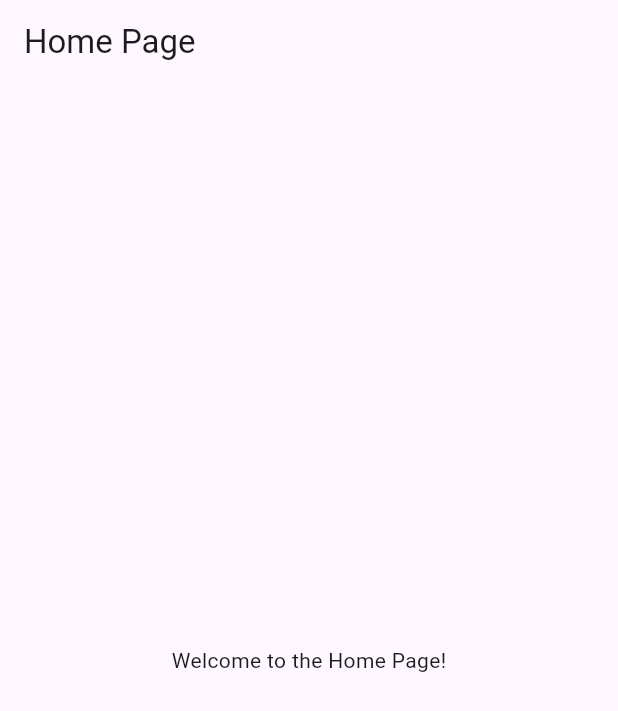
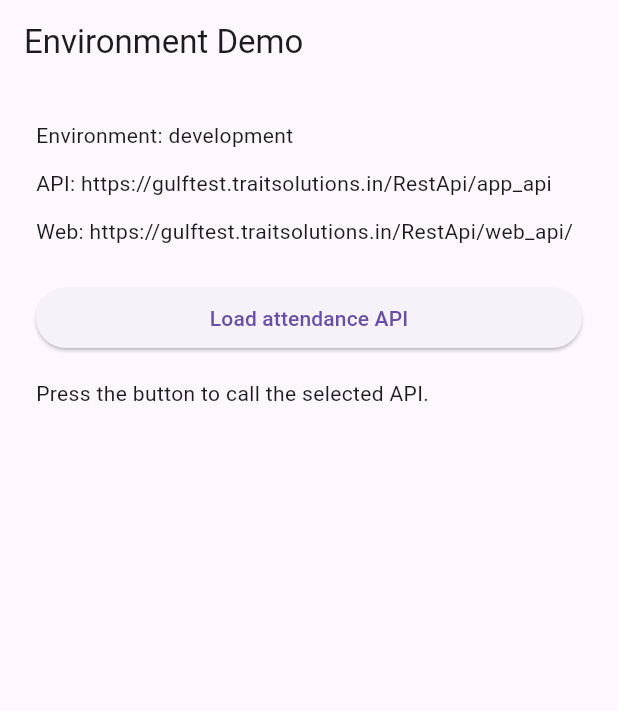
Before and after one commit to Muthamilselvanv/flutter_ci_cd, a Flutter app: the screen it shows after launch, on a phone screen of 412 x 824 dp. Shown: the top 711 px of the screen. Run offline on Flutter 3.47's test engine with Material 3 defaults, Android fonts, the phone set to English and light mode, and no system bars; our stand-ins replace get.

Commit message:
Update one
First updat

```diff
--- /dev/null
+++ b/lib/config/app_config.dart
@@ -0,0 +1,21 @@
+/// Values injected at compile time with `--dart-define`.
+///
+/// Do not put secrets here: values compiled into a mobile app can be extracted.
+class AppConfig {
+  const AppConfig._();
+
+  static const String environment = String.fromEnvironment(
+    'APP_ENV',
+    defaultValue: 'development',
+  );
+
+  static const String apiBaseUrl = String.fromEnvironment(
+    'API_BASE_URL',
+    defaultValue: 'https://gulftest.traitsolutions.in/RestApi/app_api',
+  );
+
+  static const String webBaseUrl = String.fromEnvironment(
+    'WEB_BASE_URL',
+    defaultValue: 'https://gulftest.traitsolutions.in/RestApi/web_api/',
+  );
+}
--- /dev/null
+++ b/lib/core/errors/api_exception.dart
@@ -0,0 +1,9 @@
+class ApiException implements Exception {
+  const ApiException(this.message, {this.statusCode});
+
+  final String message;
+  final int? statusCode;
+
+  @override
+  String toString() => message;
+}
--- a/lib/home/home.dart
+++ b/lib/home/home.dart
@@ -1,18 +1,58 @@
 import 'package:flutter/material.dart';
+import 'package:flutter_ci_cd/config/app_config.dart';
+import 'package:flutter_ci_cd/home/home_controller.dart';
+import 'package:get/get.dart';
 
-class HomePage extends StatefulWidget {
+class HomePage extends GetView<HomeController> {
   const HomePage({super.key});
 
   @override
-  State<HomePage> createState() => _HomePageState();
-}
-
-class _HomePageState extends State<HomePage> {
-  @override
   Widget build(BuildContext context) {
     return Scaffold(
-      appBar: AppBar(title: const Text('Home Page')),
-      body: const Center(child: Text('Welcome to the Home Page!')),
+      appBar: AppBar(title: const Text('Environment Demo')),
+      body: Padding(
+        padding: const EdgeInsets.all(24),
+        child: ListView(
+          children: [
+            const Text('Environment: ${AppConfig.environment}'),
+            const SizedBox(height: 12),
+            const Text('API: ${AppConfig.apiBaseUrl}'),
+            const SizedBox(height: 12),
+            const Text('Web: ${AppConfig.webBaseUrl}'),
+            const SizedBox(height: 24),
+            ElevatedButton(
+              onPressed: controller.loadAttendance,
+              child: const Text('Load attendance API'),
+            ),
+            const SizedBox(height: 16),
+            Obx(() => _buildApiState()),
+          ],
+        ),
+      ),
     );
   }
+
+  Widget _buildApiState() {
+    switch (controller.status.value) {
+      case ApiStatus.idle:
+        return const Text('Press the button to call the selected API.');
+      case ApiStatus.loading:
+        return const Center(child: CircularProgressIndicator());
+      case ApiStatus.success:
+        return SelectableText(controller.responseText.value);
+      case ApiStatus.error:
+        return Column(
+          children: [
+            Text(
+              controller.errorMessage.value,
+              style: const TextStyle(color: Colors.red),
+            ),
+            TextButton(
+              onPressed: controller.loadAttendance,
+              child: const Text('Retry'),
+            ),
+          ],
+        );
+    }
+  }
 }
--- /dev/null
+++ b/lib/home/home_controller.dart
@@ -0,0 +1,51 @@
+import 'dart:async';
+import 'dart:convert';
+import 'dart:io';
+import 'package:flutter_ci_cd/core/errors/api_exception.dart';
+import 'package:flutter_ci_cd/services/api_service.dart';
+import 'package:get/get.dart';
+import 'package:get/get_connect/http/src/exceptions/exceptions.dart';
+
+enum ApiStatus { idle, loading, success, error }
+
+class HomeController extends GetxController {
+  HomeController(this._apiService);
+
+  final ApiService _apiService;
+
+  final status = ApiStatus.idle.obs;
+  final responseText = ''.obs;
+  final errorMessage = ''.obs;
+
+  Future<void> loadAttendance() async {
+    status.value = ApiStatus.loading;
+    errorMessage.value = '';
+
+    try {
+      final data = await _apiService.getAttendanceList();
+      responseText.value = const JsonEncoder.withIndent('  ').convert(data);
+      status.value = ApiStatus.success;
+    } on ApiException catch (error) {
+      final code = error.statusCode;
+      errorMessage.value = code == null
+          ? error.message
+          : 'Request failed ($code): ${error.message}';
+      status.value = ApiStatus.error;
+    } on TimeoutException {
+      errorMessage.value = 'The request timed out. Please try again.';
+      status.value = ApiStatus.error;
+    } on SocketException {
+      errorMessage.value = 'No internet connection.';
+      status.value = ApiStatus.error;
+    } on GetHttpException catch (error) {
+      errorMessage.value = 'Network error: ${error.message}';
+      status.value = ApiStatus.error;
+    } on FormatException {
+      errorMessage.value = 'The server returned invalid data.';
+      status.value = ApiStatus.error;
+    } catch (_) {
+      errorMessage.value = 'Something went wrong. Please try again.';
+      status.value = ApiStatus.error;
+    }
+  }
+}
--- a/lib/main.dart
+++ b/lib/main.dart
@@ -1,5 +1,7 @@
 import 'package:flutter/material.dart';
+import 'package:flutter_ci_cd/home/home_binding.dart';
 import 'package:flutter_ci_cd/home/home.dart';
+import 'package:get/get.dart';
 
 void main() {
   runApp(const MyApp());
@@ -11,11 +13,11 @@ class MyApp extends StatelessWidget {
   // This widget is the root of your application.
   @override
   Widget build(BuildContext context) {
-    return MaterialApp(
-      title: 'Flutter Demo',
-      theme: ThemeData(
-        primarySwatch: Colors.blue,
-      ),
+    return GetMaterialApp(
+      title: 'Flutter CI/CD Demo',
+      debugShowCheckedModeBanner: false,
+      theme: ThemeData(primarySwatch: Colors.blue),
+      initialBinding: HomeBinding(),
       home: const HomePage(),
     );
   }
--- /dev/null
+++ b/lib/services/api_service.dart
@@ -0,0 +1,26 @@
+import 'dart:async';
+
+import 'package:flutter_ci_cd/config/api_end_point.dart';
+import 'package:flutter_ci_cd/core/errors/api_exception.dart';
+import 'package:get/get.dart';
+
+class ApiService extends GetxService {
+  final GetConnect _client = GetConnect(timeout: const Duration(seconds: 15));
+
+  Future<dynamic> getAttendanceList() async {
+    final response = await _client.get<dynamic>(ApiEndPoint.attendanceList);
+
+    if (!response.isOk) {
+      throw ApiException(
+        response.statusText ?? 'The server returned an error.',
+        statusCode: response.statusCode,
+      );
+    }
+
+    if (response.body == null) {
+      throw const ApiException('The server returned an empty response.');
+    }
+
+    return response.body;
+  }
+}
--- a/pubspec.yaml
+++ b/pubspec.yaml
@@ -34,6 +34,7 @@ dependencies:
   # The following adds the Cupertino Icons font to your application.
   # Use with the CupertinoIcons class for iOS style icons.
   cupertino_icons: ^1.0.8
+  get: ^4.7.3
 
 dev_dependencies:
   flutter_test:
```
Also changed, not shown: analysis_options.yaml (+9 -0 lines), lib/config/api_end_point.dart (added, +11 -0 lines), lib/home/home_binding.dart (added, +14 -0 lines), pubspec.lock, 75 other files.
